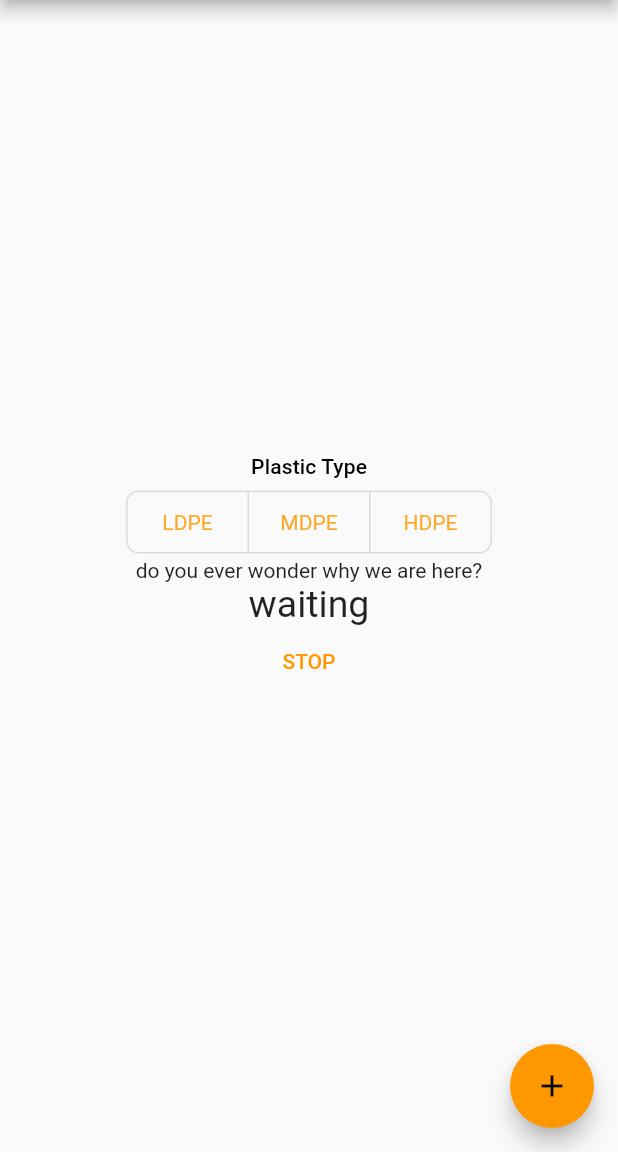
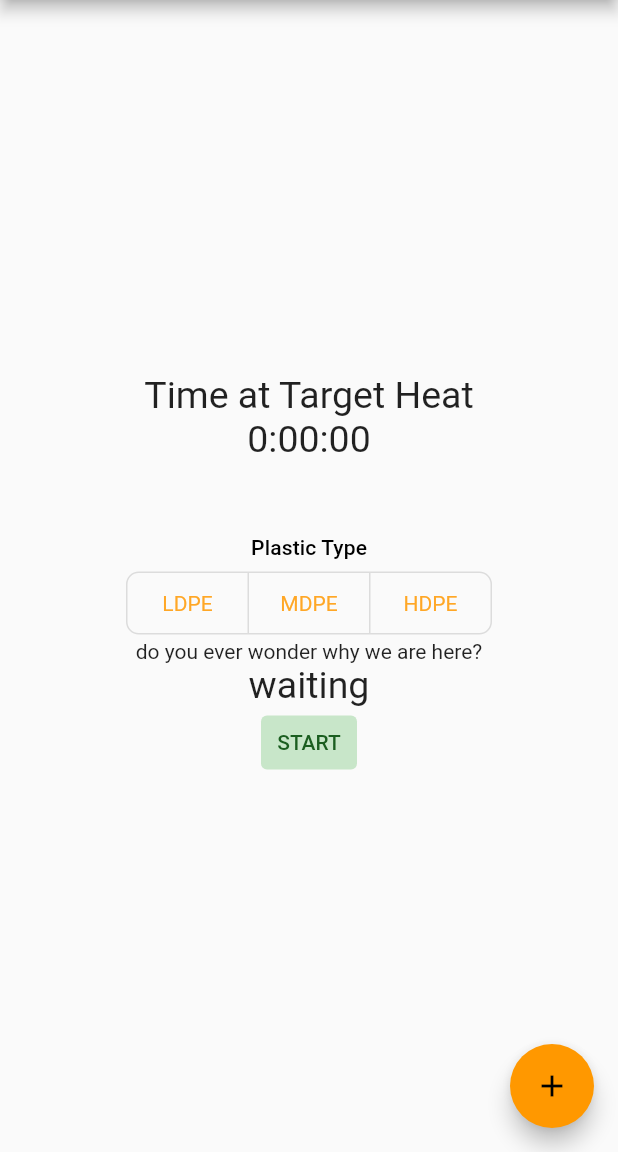
Before and after one commit to Sunbaked-Bricks/app, a Flutter app: the screen it shows after launch, on a phone screen of 412 x 824 dp, the part 84-1236 px from its top. Run offline on Flutter 3.47's test engine with Material 2 defaults, Android fonts, the phone set to English and light mode, and no system bars.

Commit message:
most features implemented, could use a little beutification

```diff
--- a/lib/main.dart
+++ b/lib/main.dart
@@ -89,13 +89,60 @@ const List<Widget> materials = <Widget>[
   Text('HDPE')
 ];
 
-const List<Widget> meterials = <Widget>[
+const List<Widget> state = <Widget>[
   Text("STOP"),
   Text("START"),
 ];
 
 void main() {
   runApp(const MyApp());
+}
+
+class SelectableButton extends StatefulWidget {
+  const SelectableButton({
+    super.key,
+    required this.selected,
+    this.style,
+    required this.onPressed,
+    required this.child,
+  });
+
+  final bool selected;
+  final ButtonStyle? style;
+  final VoidCallback? onPressed;
+  final Widget child;
+
+  @override
+  State<SelectableButton> createState() => _SelectableButtonState();
+}
+
+class _SelectableButtonState extends State<SelectableButton> {
+  late final MaterialStatesController statesController;
+
+  @override
+  void initState() {
+    super.initState();
+    statesController = MaterialStatesController(
+        <MaterialState>{if (widget.selected) MaterialState.selected});
+  }
+
+  @override
+  void didUpdateWidget(SelectableButton oldWidget) {
+    super.didUpdateWidget(oldWidget);
+    if (widget.selected != oldWidget.selected) {
+      statesController.update(MaterialState.selected, widget.selected);
+    }
+  }
+
+  @override
+  Widget build(BuildContext context) {
+    return TextButton(
+      statesController: statesController,
+      style: widget.style,
+      onPressed: widget.onPressed,
+      child: widget.child,
+    );
+  }
 }
 
 class MyApp extends StatelessWidget {
@@ -142,6 +189,9 @@ class MyHomePage extends StatefulWidget {
 }
 
 class _MyHomePageState extends State<MyHomePage> {
+  bool atHeat = false;
+  int timeAtHeat = 0;
+  bool start = false;
   final List<bool> _selectedPlastic = <bool>[false, false, false];
   bool warn = false;
   String inputTemp = "0";
@@ -167,9 +217,9 @@ class _MyHomePageState extends State<MyHomePage> {
     }
   }
 
-  void _stop() async {
+  void _sendCommand(String instruction) async {
     Object data = jsonEncode(<String, String>{
-      "command": "kill",
+      "command": instruction,
       "temp": "0",
     });
     postResp = await createPOST(data);
@@ -213,13 +263,18 @@ class _MyHomePageState extends State<MyHomePage> {
             display = getResp.body;
             if (int.parse(getResp.body) >= 390) {
               _heatWarnDialogue();
+            } else if (int.parse(getResp.body) >= desiredHeat) {
+              atHeat = true;
+            } else if (int.parse(getResp.body) < desiredHeat) {
+              atHeat = false;
             }
           } else {
             display = "error";
           }
         }
-        //_heatWarnDialogue();
-        //indicator = file;
+        if (atHeat) {
+          timeAtHeat += 10;
+        }
       });
 
       String saveData = jsonEncode(<String, String>{
@@ -251,7 +306,7 @@ class _MyHomePageState extends State<MyHomePage> {
             TextButton(
               child: const Text('Shutdown'),
               onPressed: () {
-                _stop();
+                _sendCommand("kill");
                 Navigator.of(context).pop();
               },
             ),
@@ -298,22 +353,19 @@ class _MyHomePageState extends State<MyHomePage> {
         // Center is a layout widget. It takes a single child and positions it
         // in the middle of the parent.
         child: Column(
-          // Column is also a layout widget. It takes a list of children and
-          // arranges them vertically. By default, it sizes itself to fit its
-          // children horizontally, and tries to be as tall as its parent.
-          //
-          // Invoke "debug painting" (press "p" in the console, choose the
-          // "Toggle Debug Paint" action from the Flutter Inspector in Android
-          // Studio, or the "Toggle Debug Paint" command in Visual Studio Code)
-          // to see the wireframe for each widget.
-          //
-          // Column has various properties to control how it sizes itself and
-          // how it positions its children. Here we use mainAxisAlignment to
-          // center the children vertically; the main axis here is the vertical
-          // axis because Columns are vertical (the cross axis would be
-          // horizontal).
           mainAxisAlignment: MainAxisAlignment.center,
           children: <Widget>[
+            const Text('Time at Target Heat',
+                style: TextStyle(
+                  fontSize: 25,
+                )),
+            Padding(
+              padding: const EdgeInsets.only(bottom: 50),
+              child: Text(
+                Duration(seconds: timeAtHeat).toString().split('.')[0],
+                style: const TextStyle(fontSize: 25),
+              ),
+            ),
             // ToggleButtons with a single selection.
             Text('Plastic Type', style: theme.textTheme.titleSmall),
             const SizedBox(height: 5),
@@ -347,9 +399,38 @@ class _MyHomePageState extends State<MyHomePage> {
               style: const TextStyle(fontSize: 25),
               //style: Theme.of(context).textTheme.headlineMedium,
             ),
-            TextButton(
-              onPressed: _stop,
-              child: const Text("STOP"),
+            SelectableButton(
+              selected: start,
+              style: ButtonStyle(
+                foregroundColor: MaterialStateProperty.resolveWith<Color?>(
+                  (Set<MaterialState> states) {
+                    if (states.contains(MaterialState.selected)) {
+                      return Colors.red[900];
+                    }
+                    return Colors.green[900]; // defer to the defaults
+                  },
+                ),
+                backgroundColor: MaterialStateProperty.resolveWith<Color?>(
+                  (Set<MaterialState> states) {
+                    if (states.contains(MaterialState.selected)) {
+                      return Colors.red[100];
+                    }
+                    return Colors.green[100];
+                  },
+                ),
+              ),
+              onPressed: () {
+                setState(() {
+                  if (start) {
+                    _sendCommand("kill");
+                  }
+                  if (!start) {
+                    _sendCommand("start");
+                  }
+                  start = !start;
+                });
+              },
+              child: start ? state[0] : state[1],
             ),
           ],
         ),
```
